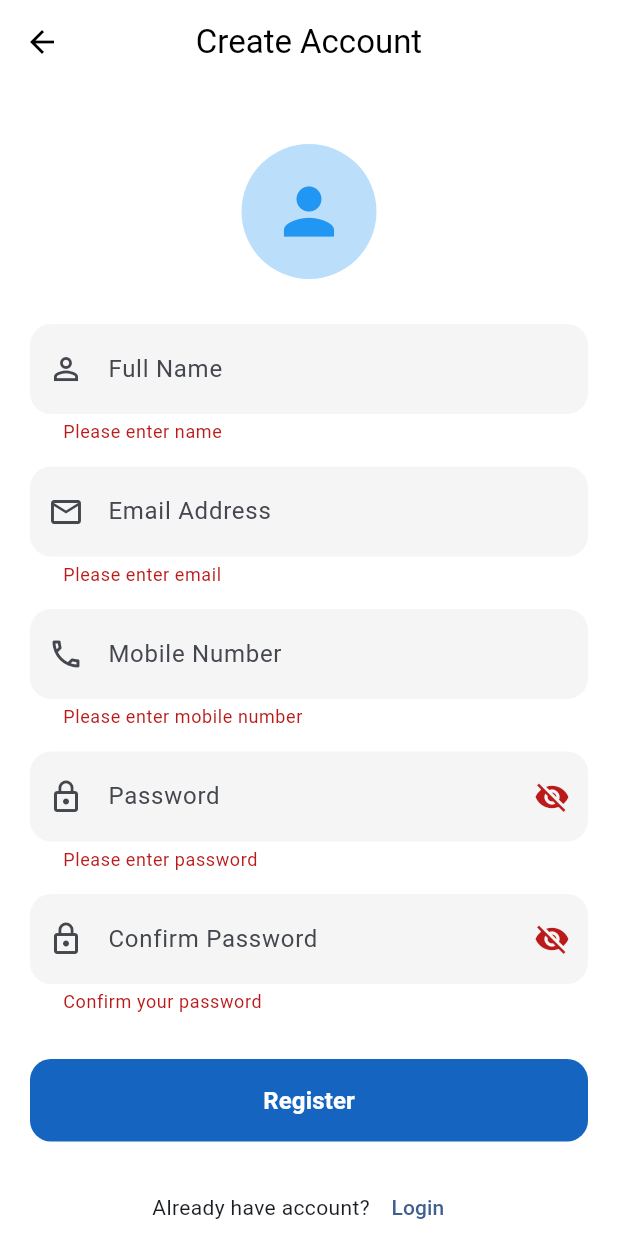
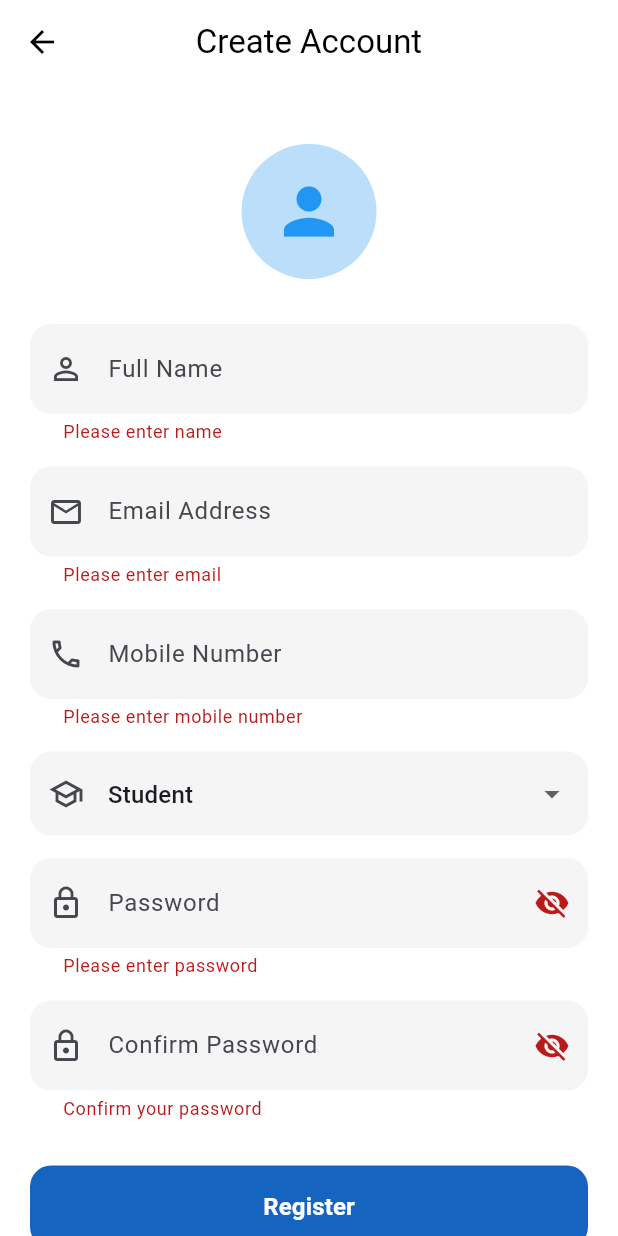
Before and after one commit to ayazmodan90/modern-high-school-management-system, a Flutter app: the RegisterPage screen opened directly, after a tap on "Register", on a phone screen of 412 x 824 dp. Run offline on Flutter 3.47's test engine with Material 3 defaults, Android fonts, the phone set to English and light mode, and no system bars; our stand-ins replace firebase_auth, firebase_core, flutter_riverpod; accounts and stored records are empty.

Commit message:
feat(auth): Firebase registration completed

```diff
--- a/lib/features/auth/presentation/pages/register_page.dart
+++ b/lib/features/auth/presentation/pages/register_page.dart
@@ -3,6 +3,7 @@ import 'package:flutter/material.dart';
 import '../widgets/custom_button.dart';
 import '../widgets/custom_text_field.dart';
 import 'login_page.dart';
+import '../../data/repositories/auth_repository.dart';
 
 class RegisterPage extends StatefulWidget {
   const RegisterPage({super.key});
@@ -25,6 +26,8 @@ class _RegisterPageState extends State<RegisterPage> {
   bool hidePassword = true;
   bool hideConfirmPassword = true;
 
+  String selectedRole = "Student";
+
 
   @override
   void dispose() {
@@ -36,28 +39,54 @@ class _RegisterPageState extends State<RegisterPage> {
 
     super.dispose();
   }
+  final AuthRepository _authRepository = AuthRepository();
+
+  bool isLoading = false;
 
 
-  void registerUser(){
+  Future<void> registerUser() async {
+    if (!_formKey.currentState!.validate()) return;
 
-    if(_formKey.currentState!.validate()){
+    setState(() {
+      isLoading = true;
+    });
 
-      String name = nameController.text.trim();
-      String email = emailController.text.trim();
+    try {
+      await _authRepository.registerUser(
+        email: emailController.text.trim(),
+        password: passwordController.text.trim(),
+      );
 
-      print("Name : $name");
-      print("Email : $email");
+      if (!mounted) return;
 
       ScaffoldMessenger.of(context).showSnackBar(
         const SnackBar(
           content: Text("Registration Successful"),
+          backgroundColor: Colors.green,
         ),
       );
 
+      Navigator.pushReplacement(
+        context,
+        MaterialPageRoute(
+          builder: (_) => const LoginPage(),
+        ),
+      );
+    } catch (e) {
+      ScaffoldMessenger.of(context).showSnackBar(
+        SnackBar(
+          content: Text(e.toString()),
+          backgroundColor: Colors.red,
+        ),
+      );
+    } finally {
+      if (mounted) {
+        setState(() {
+          isLoading = false;
+        });
+      }
     }
-
   }
-
 
 
   @override
@@ -184,6 +213,52 @@ class _RegisterPageState extends State<RegisterPage> {
                 },
 
 
+              ),
+
+              const SizedBox(height: 15),
+
+              DropdownButtonFormField<String>(
+                value: selectedRole,
+                decoration: InputDecoration(
+                  hintText: "Select Role",
+                  prefixIcon: const Icon(Icons.school_outlined),
+                  filled: true,
+                  fillColor: Colors.grey.shade100,
+                  border: OutlineInputBorder(
+                    borderRadius: BorderRadius.circular(14),
+                    borderSide: BorderSide.none,
+                  ),
+                  enabledBorder: OutlineInputBorder(
+                    borderRadius: BorderRadius.circular(14),
+                    borderSide: BorderSide.none,
+                  ),
+                  focusedBorder: OutlineInputBorder(
+                    borderRadius: BorderRadius.circular(14),
+                    borderSide: const BorderSide(
+                      color: Color(0xFF1565C0),
+                      width: 2,
+                    ),
+                  ),
+                ),
+                items: const [
+                  DropdownMenuItem(
+                    value: "Student",
+                    child: Text("Student"),
+                  ),
+                  DropdownMenuItem(
+                    value: "Teacher",
+                    child: Text("Teacher"),
+                  ),
+                  DropdownMenuItem(
+                    value: "Parent",
+                    child: Text("Parent"),
+                  ),
+                ],
+                onChanged: (value) {
+                  setState(() {
+                    selectedRole = value!;
+                  });
+                },
               ),
 
 
@@ -333,11 +408,9 @@ class _RegisterPageState extends State<RegisterPage> {
 
 
               CustomButton(
-
                 text: "Register",
-
+                isLoading: isLoading,
                 onPressed: registerUser,
-
               ),
 
 
```
Also changed, not shown: lib/features/auth/data/repositories/auth_repository.dart (+16 -30 lines).
